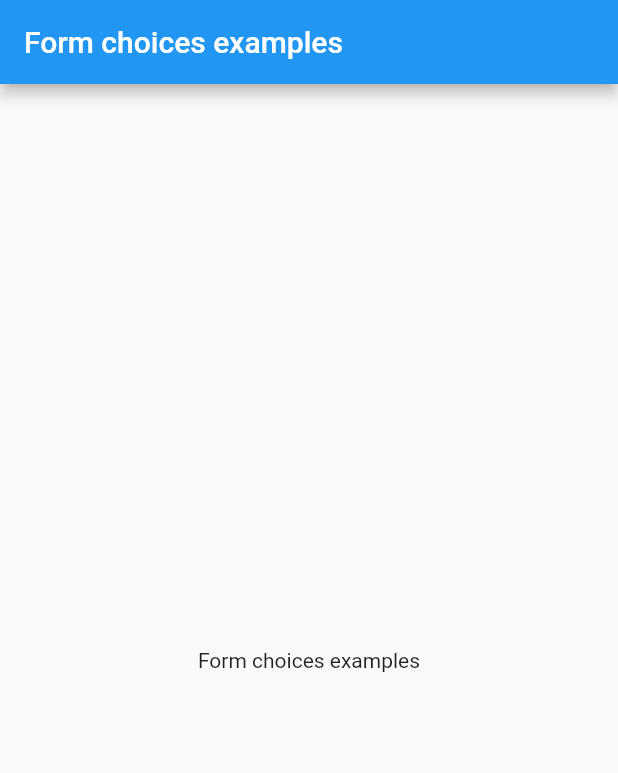
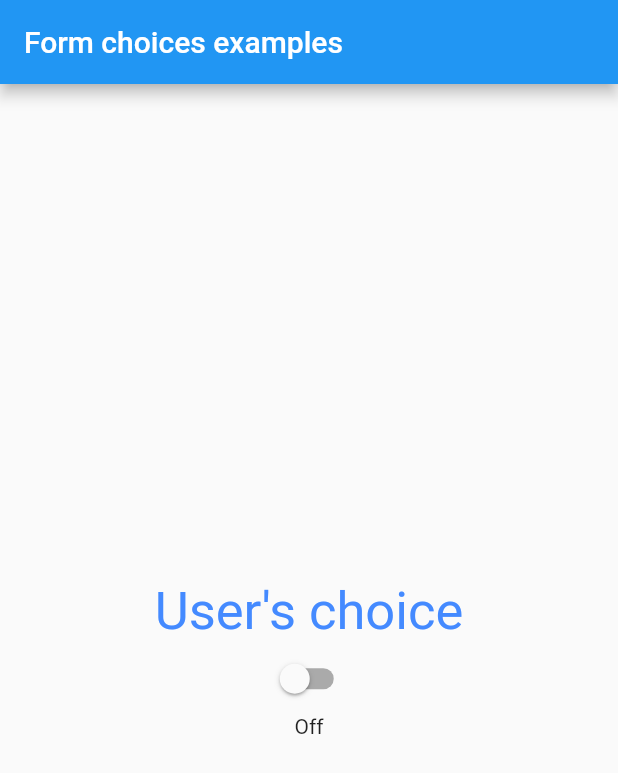
Before and after one commit to houcem-h/dsi3_forms_choices, a Flutter app: the screen it shows after launch, on a phone screen of 412 x 824 dp. Shown: the top 773 px of the screen. Run offline on Flutter 3.47's test engine with Material 2 defaults, Android fonts, the phone set to English and light mode, and no system bars.

Commit message:
make a choice with a switch

```diff
--- a/lib/main.dart
+++ b/lib/main.dart
@@ -31,6 +31,8 @@ class MyHomePage extends StatefulWidget {
 
 class _MyHomePageState extends State<MyHomePage> {
 
+  bool _switchChoice = false;
+
   @override
   Widget build(BuildContext context) {
     return Scaffold(
@@ -42,8 +44,21 @@ class _MyHomePageState extends State<MyHomePage> {
           mainAxisAlignment: MainAxisAlignment.center,
           children: <Widget>[
             const Text(
-              'Form choices examples',
+              'User\'s choice',
+              style: TextStyle(
+                  color: Colors.blueAccent,
+                  fontSize: 35
+              ),
             ),
+            Switch(
+                value: _switchChoice,
+                onChanged: (value){
+                  setState(() {
+                    _switchChoice = value;
+                  });
+                }
+            ),
+            Text(_switchChoice ? "On" : "Off")
           ],
         ),
       ),
```
